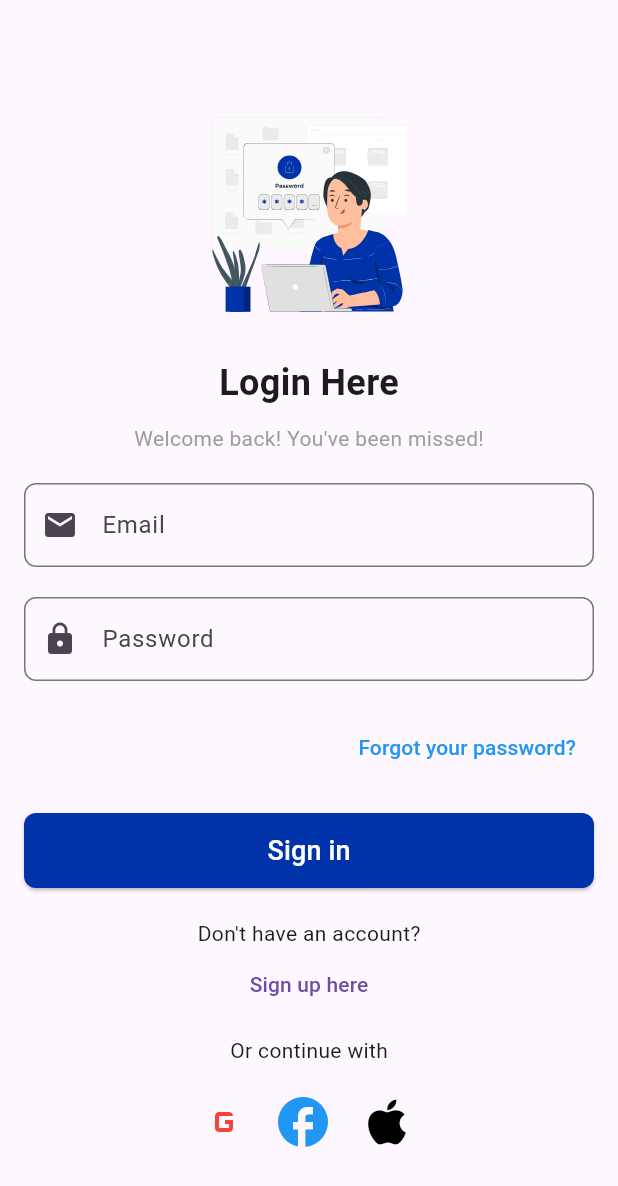
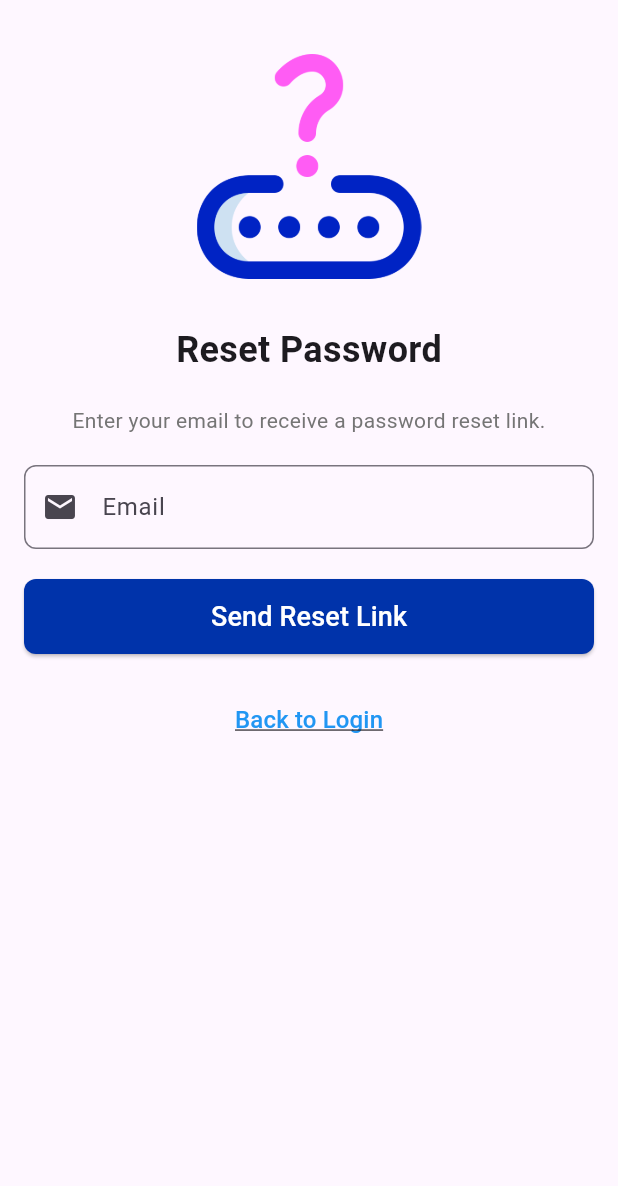
Before and after one commit to shyamsundars12/eco-charge, a Flutter app: the LoginScreen screen opened directly, after a tap on "Forgot your password?", on a phone screen of 412 x 824 dp. Shown: the top 1186 px of the screen. Run offline on Flutter 3.47's test engine with Material 3 defaults, Android fonts, the phone set to English and light mode, and no system bars; our stand-ins replace cloud_firestore, firebase_auth, firebase_core, flutter_svg, fluttertoast, geocoding and 4 more; accounts and stored records are empty.

Commit message:
added forgot password functionality

```diff
--- /dev/null
+++ b/lib/screens/forgot_password.dart
@@ -0,0 +1,108 @@
+import 'package:flutter/material.dart';
+import 'package:fluttertoast/fluttertoast.dart';
+import 'package:google_fonts/google_fonts.dart';
+import 'package:firebase_auth/firebase_auth.dart';
+import 'package:flutter_svg/flutter_svg.dart';
+
+class ForgotPasswordPage extends StatefulWidget {
+  @override
+  _ForgotPasswordPageState createState() => _ForgotPasswordPageState();
+}
+
+class _ForgotPasswordPageState extends State<ForgotPasswordPage> {
+  final TextEditingController _emailController = TextEditingController();
+  final FirebaseAuth _auth = FirebaseAuth.instance;
+  final _formKey = GlobalKey<FormState>();
+  bool _isLoading = false;
+
+  Future<void> _resetPassword() async {
+    if (!_formKey.currentState!.validate()) return;
+    setState(() => _isLoading = true);
+    try {
+      await _auth.sendPasswordResetEmail(email: _emailController.text.trim());
+      Fluttertoast.showToast(msg: "Password reset email sent. Check your inbox.");
+      Navigator.pop(context);
+    } catch (e) {
+      Fluttertoast.showToast(msg: "Error: $e");
+    }
+    setState(() => _isLoading = false);
+  }
+
+  @override
+  Widget build(BuildContext context) {
+    return Scaffold(
+      body: SafeArea(
+        child: Padding(
+          padding: const EdgeInsets.all(16.0),
+          child: SingleChildScrollView(
+            child: Form(
+              key: _formKey,
+              child: Column(
+                mainAxisAlignment: MainAxisAlignment.center,
+                children: [
+                  SizedBox(height: 20),
+                  Image.asset(
+                    'assets/images/forgot_password.png',
+                    height: 150,
+                    width: 150,
+                  ),
+                  SizedBox(height: 30),
+                  Text('Reset Password', style: TextStyle(fontSize: 24, fontWeight: FontWeight.bold)),
+                  SizedBox(height: 20),
+                  Text(
+                    'Enter your email to receive a password reset link.',
+                    textAlign: TextAlign.center,
+                    style: TextStyle(fontSize: 14, color: Colors.grey[600]),
+                  ),
+                  SizedBox(height: 20),
+
+                  // Email Field
+                  TextFormField(
+                    controller: _emailController,
+                    decoration: InputDecoration(
+                      labelText: "Email",
+                      border: OutlineInputBorder(borderRadius: BorderRadius.circular(8)),
+                      prefixIcon: Icon(Icons.email),
+                    ),
+                    keyboardType: TextInputType.emailAddress,
+                    validator: (value) {
+                      if (value == null || value.isEmpty) return "Email cannot be empty";
+                      if (!RegExp(r'^[^@]+@[^@]+\.[^@]+').hasMatch(value)) return "Enter a valid email";
+                      return null;
+                    },
+                  ),
+
+                  SizedBox(height: 20),
+
+                  // Reset Button
+                  _isLoading
+                      ? CircularProgressIndicator()
+                      : SizedBox(
+                    width: double.infinity,
+                    child: ElevatedButton(
+                      onPressed: _resetPassword,
+                      style: ElevatedButton.styleFrom(
+                        backgroundColor: Color(0xFF0033AA),
+                        padding: EdgeInsets.symmetric(vertical: 12),
+                        shape: RoundedRectangleBorder(borderRadius: BorderRadius.circular(8)),
+                      ),
+                      child: Text("Send Reset Link", style: TextStyle(fontSize: 18, color: Colors.white)),
+                    ),
+                  ),
+
+                  SizedBox(height: 20),
+
+                  // Back to Login
+                  TextButton(
+                    onPressed: () => Navigator.pop(context),
+                    child: Text("Back to Login", style: TextStyle(fontSize: 16, color: Colors.blue, decoration: TextDecoration.underline)),
+                  ),
+                ],
+              ),
+            ),
+          ),
+        ),
+      ),
+    );
+  }
+}
--- a/lib/screens/login_screen.dart
+++ b/lib/screens/login_screen.dart
@@ -2,6 +2,7 @@ import 'package:flutter/material.dart';
 import 'package:flutter_svg/svg.dart' show SvgPicture;
 import 'package:provider/provider.dart';
 import '../providers/auth_provider.dart';
+import 'forgot_password.dart';
 import 'signup_screen.dart';
 import 'map_screen.dart';
 
@@ -118,9 +119,16 @@ class _LoginScreenState extends State<LoginScreen> {
                   Align(
                     alignment: Alignment.centerRight,
                     child: TextButton(
-                      onPressed: () {},
-                      child: Text("Forgot your password?", style: TextStyle(color: Colors.blue)),
+                      onPressed: () => Navigator.push(
+                        context,
+                        MaterialPageRoute(builder: (context) => ForgotPasswordPage()),
+                      ),
+                      child: Text(
+                        "Forgot your password?",
+                        style: TextStyle(color: Colors.blue),
+                      ),
                     ),
+
                   ),
                   SizedBox(height: 20),
 
--- a/pubspec.yaml
+++ b/pubspec.yaml
@@ -30,7 +30,7 @@ environment:
 dependencies:
   flutter:
     sdk: flutter
-  firebase_core: ^3.12.0
+  firebase_core: ^3.12.1
   firebase_auth: ^5.5.0
   google_sign_in: ^6.2.2
   provider: ^6.1.2
@@ -41,6 +41,9 @@ dependencies:
   geocoding: ^3.0.0
   flutter_google_maps_webservices: ^1.1.1
   flutter_svg: ^2.0.9
+  firebase_messaging: ^15.2.4
+  fluttertoast: ^8.2.12
+  google_fonts: ^6.2.1
 
 
 
@@ -80,6 +83,7 @@ flutter:
     - assets/images/city_driver.svg
     - assets/images/login_img.svg
     - assets/icons/charging_logo.png
+    - assets/images/forgot_password.png
 
 
 
```
Also changed, not shown: lib/services/notification_service.dart (added, +43 -0 lines), assets/images/forgot_password.png (added), pubspec.lock, 1 other file.
